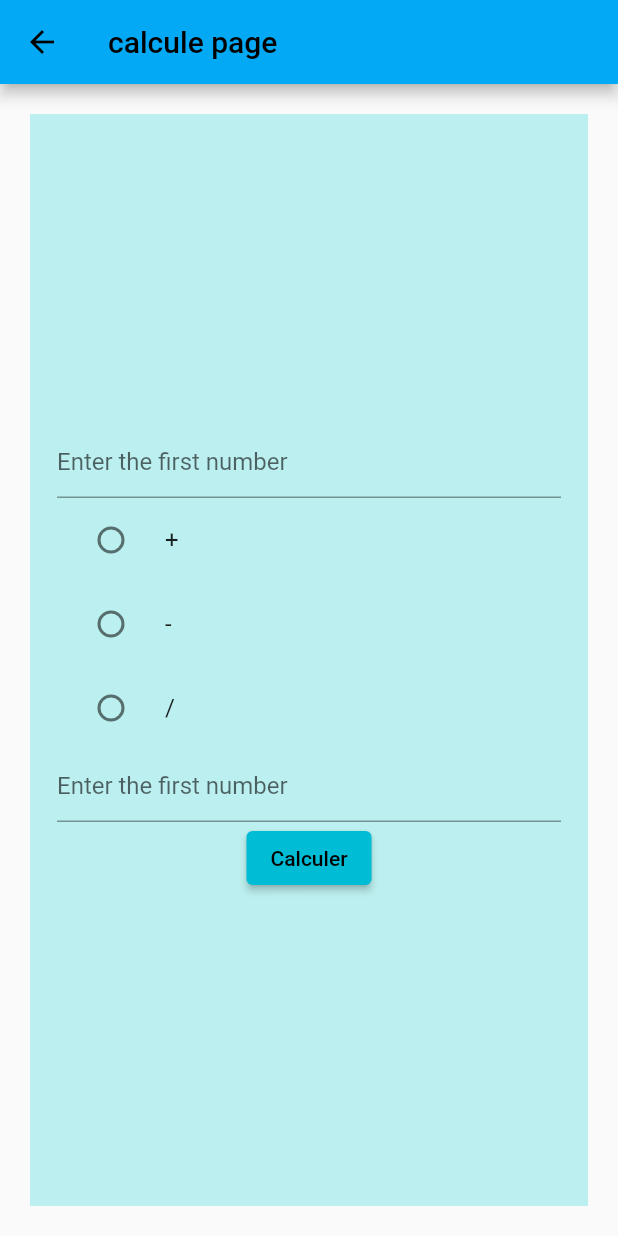
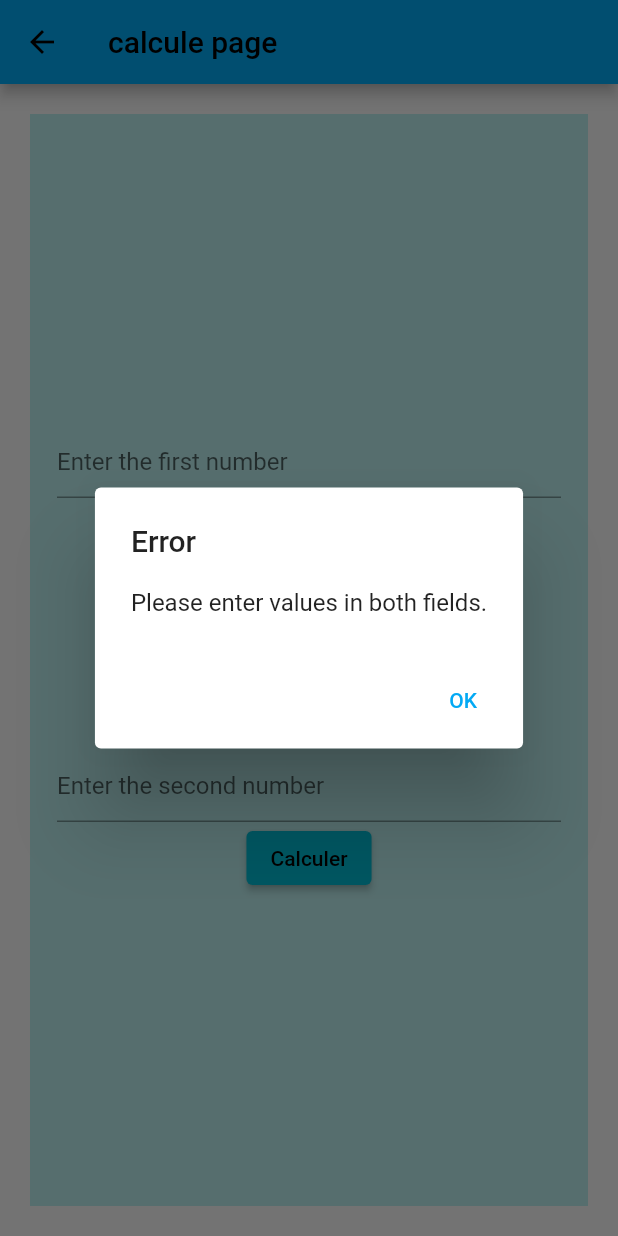
Before and after one commit to OussamaOulouark/flutter_projer, a Flutter app: the Calculepage screen opened directly, after a tap on "Calculer", on a phone screen of 412 x 824 dp. Run offline on Flutter 3.47's test engine with Material 2 defaults, Android fonts, the phone set to English and light mode, and no system bars.

```diff
--- a/lib/Activities/Calculepage.dart
+++ b/lib/Activities/Calculepage.dart
@@ -9,6 +9,8 @@ class Calculepage extends StatefulWidget {
 
 class CalculePagerState extends State<Calculepage> {
   late int selectedRadioValue;
+  TextEditingController firstNumberController = TextEditingController();
+  TextEditingController secondNumberController = TextEditingController();
 
   @override
   void initState() {
@@ -20,6 +22,57 @@ class CalculePagerState extends State<Calculepage> {
     setState(() {
       selectedRadioValue = value;
     });
+  }
+
+
+  //method to check the state of the textfield
+  void calculate() {
+    String firstNumber = firstNumberController.text;
+    String secondNumber = secondNumberController.text;
+
+    if (firstNumber.isEmpty || secondNumber.isEmpty) {
+      showAlertDialog('Error', 'Please enter values in both fields.');
+      return;
+    }
+
+    if (!_isInteger(firstNumber) || !_isInteger(secondNumber)) {
+      showAlertDialog('Error', 'Please enter integer values only.');
+      return;
+    }
+
+    // Perform calculation here using the selected operation and the entered numbers
+  }
+
+  // using this boolean in the method above
+  bool _isInteger(String value) {
+    if (value.isEmpty) return false;
+
+    final number = int.tryParse(value);
+
+    return number != null;
+  }
+
+
+  // make the alert dialogue unavoidabale
+  void showAlertDialog(String title, String message) {
+    showDialog(
+      context: context,
+      barrierDismissible: false, // Dialog cannot be dismissed by tapping outside or pressing the back button
+      builder: (BuildContext context) {
+        return AlertDialog(
+          title: Text(title),
+          content: Text(message),
+          actions: <Widget>[
+            TextButton(
+              child: Text('OK'),
+              onPressed: () {
+                Navigator.of(context).pop();
+              },
+            ),
+          ],
+        );
+      },
+    );
   }
 
   @override
@@ -39,7 +92,8 @@ class CalculePagerState extends State<Calculepage> {
               child: Column(
                 mainAxisAlignment: MainAxisAlignment.center,
                 children: [
-                  const TextField(
+                  TextField(
+                    controller: firstNumberController,
                     decoration:
                         InputDecoration(hintText: "Enter the first number"),
                   ),
@@ -61,12 +115,13 @@ class CalculePagerState extends State<Calculepage> {
                     onChanged: (value) => setSelectedRadioValue(value!),
                     title: Text('/'),
                   ),
-                  const TextField(
+                  TextField(
+                    controller: secondNumberController,
                     decoration:
-                        InputDecoration(hintText: "Enter the first number"),
+                        InputDecoration(hintText: "Enter the second number"),
                   ),
                   ElevatedButton(
-                    onPressed: () {},
+                    onPressed: calculate,
                     child: Text("Calculer"),
                     style: ButtonStyle(
                       backgroundColor:
```
